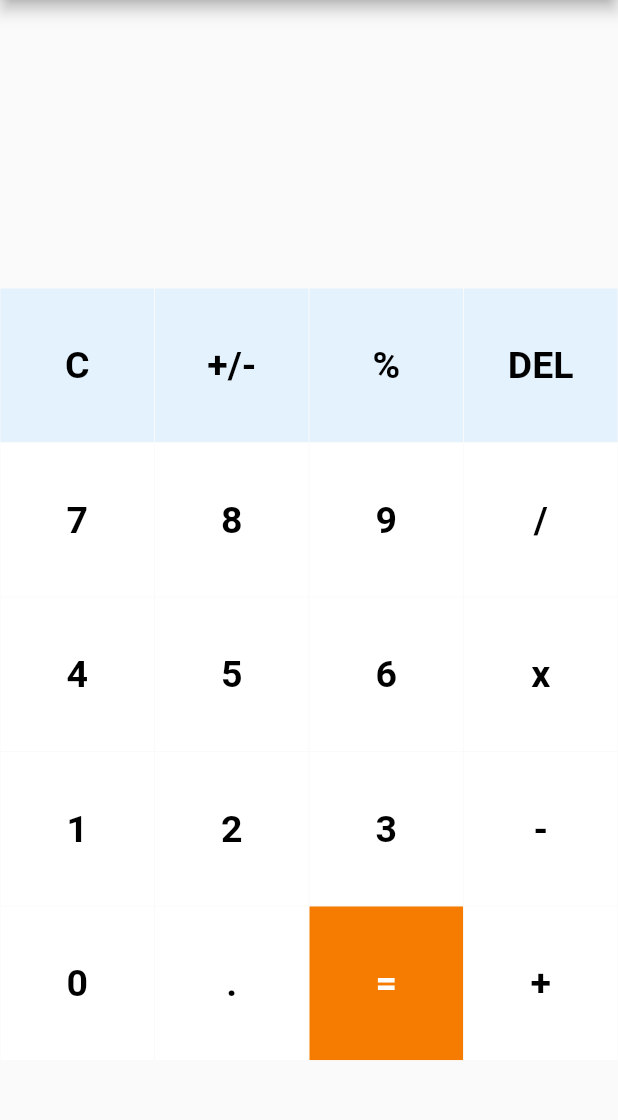
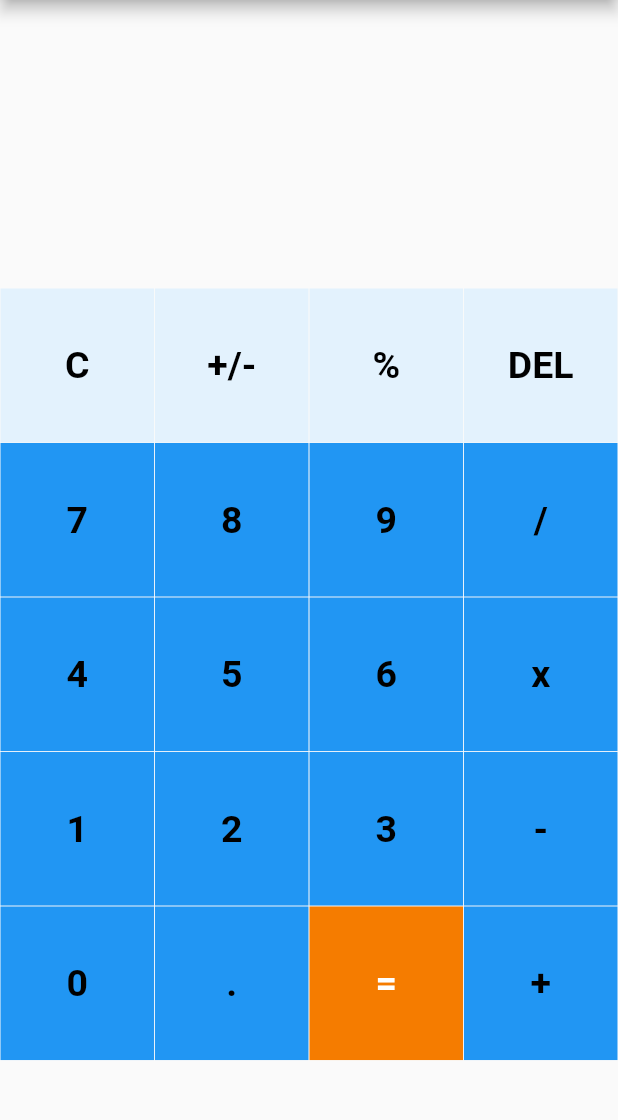
Before and after one commit to s-stasi/calcolatrice-flutter, a Flutter app: the screen it shows after launch, on a phone screen of 412 x 824 dp, the part 84-1204 px from its top. Run offline on Flutter 3.47's test engine with Material 2 defaults, Android fonts, the phone set to English and light mode, and no system bars; our stand-ins replace shared_preferences; missing offline and left inert: charcode.

Commit message:
Added stole comments

```diff
--- a/lib/MyApp.dart
+++ b/lib/MyApp.dart
@@ -8,13 +8,12 @@ import 'TerzaPag.dart';
 import 'QuartaPag.dart';
 import 'SideDrawer.dart';
 import 'MyHomePage.dart';
-
+import 'PrimoLossodromia.dart';
 
 var modalita;
 
 class MyApp extends StatefulWidget {
   @override
-
   _MAState createState() => _MAState();
 }
 
@@ -22,7 +21,6 @@ class _MAState extends State<MyApp> {
   @override
   Widget build(BuildContext context) {
     return Consumer<ThemeNotifier>(
-
         builder: (context, theme, child) => MaterialApp(
               title: 'NAVTOOL',
               theme: theme.getTheme(),
@@ -32,6 +30,7 @@ class _MAState extends State<MyApp> {
                 '/SecPag': (context) => SecondoProblema(),
                 '/TerPag': (context) => TerzoProblema(),
                 '/QuaPag': (context) => QuartoProblema(),
+                '/priLos': (context) => PrimoLossodromia(),
                 '/ImpPag': (context) => Impostazioni(),
               },
             ));
@@ -52,7 +51,10 @@ class ImpostazioniState extends State<Impostazioni> {
       builder: (context, theme, child) => Scaffold(
           drawer: SideDrawer(),
           appBar: AppBar(
-            title: Text('IMPOSTAZIONI',style: TextStyle(color: Colors.black),),
+            title: Text(
+              'IMPOSTAZIONI',
+              style: TextStyle(color: Colors.black),
+            ),
             flexibleSpace: Container(
               decoration: BoxDecoration(
                   gradient: LinearGradient(colors: [
@@ -74,9 +76,7 @@ class ImpostazioniState extends State<Impostazioni> {
                         style: TextStyle(
                             fontSize: 30,
                             backgroundColor: Colors.grey,
-                    color: Colors.black )
-                    )
-                    ),
+                            color: Colors.black))),
                 TextButton(
                     onPressed: () => {
                           print('set dark theme'),
@@ -86,9 +86,7 @@ class ImpostazioniState extends State<Impostazioni> {
                         style: TextStyle(
                             fontSize: 30,
                             backgroundColor: Colors.grey,
-                    color: Colors.black )
-                    )
-                    ),
+                            color: Colors.black))),
               ],
             ),
           )),
--- a/lib/MyHomePage.dart
+++ b/lib/MyHomePage.dart
@@ -3,11 +3,17 @@ import 'package:flutter/foundation.dart';
 import 'package:flutter/material.dart';
 import 'SideDrawer.dart';
 
+class MyHomePage extends StatefulWidget {
+  @override
+  _MyHomePageState createState() => _MyHomePageState();
+}
 
-class MyHomePage extends StatelessWidget {
+class _MyHomePageState extends State<MyHomePage> {
   @override
   var userInput = '';
+
   var answer = '';
+
   final List<String> buttons = [
     'C',
     '+/-',
@@ -29,9 +35,7 @@ class MyHomePage extends StatelessWidget {
     '.',
     '=',
     '+',
-  ];// Array of button
-
-
+  ];
   Widget build(BuildContext context) {
     return Scaffold(
         drawer: SideDrawer(),
@@ -39,28 +43,29 @@ class MyHomePage extends StatelessWidget {
           title: Text('NAVIGATION TOOL'),
           flexibleSpace: Container(
             decoration: BoxDecoration(
-            gradient: LinearGradient(
-              colors: [
+                gradient: LinearGradient(colors: [
               Colors.blue.shade900,
               Colors.blue.shade100,
-              ]
-            )
+            ])),
           ),
         ),
-      ),
-      body:
-       Column(children: [
-         Expanded(child: Container(child: Column(
+        body: Column(
+          children: [
+            Expanded(
+                child: Container(
+                    child: Column(
                         mainAxisAlignment: MainAxisAlignment.spaceEvenly,
                         children: <Widget>[
-               Container( padding: EdgeInsets.all(20),
+                  Container(
+                    padding: EdgeInsets.all(20),
                     alignment: Alignment.centerRight,
                     child: Text(
                       userInput,
                       style: TextStyle(fontSize: 18, color: Colors.white),
                     ),
                   ),
-                      Container(padding: EdgeInsets.all(15),
+                  Container(
+                    padding: EdgeInsets.all(15),
                     alignment: Alignment.centerRight,
                     child: Text(
                       answer,
@@ -70,13 +75,12 @@ class MyHomePage extends StatelessWidget {
                           fontWeight: FontWeight.bold),
                     ),
                   )
-            ]
-           )
-          )
-         ),
-         Expanded(flex: 3,
+                ]))),
+            Expanded(
+              flex: 3,
               child: Container(
-           child:GridView.builder(itemCount: buttons.length,
+                  child: GridView.builder(
+                      itemCount: buttons.length,
                       gridDelegate: SliverGridDelegateWithFixedCrossAxisCount(
                           crossAxisCount: 4),
                       itemBuilder: (BuildContext context, int index) {
@@ -121,8 +125,8 @@ class MyHomePage extends StatelessWidget {
                           return MyButton(
                             buttontapped: () {
                               setState(() {
-                            userInput =
-                                userInput.substring(0, userInput.length - 1);
+                                userInput = userInput.substring(
+                                    0, userInput.length - 1);
                               });
                             },
                             buttonText: buttons[index],
@@ -135,7 +139,7 @@ class MyHomePage extends StatelessWidget {
                           return MyButton(
                             buttontapped: () {
                               setState(() {
-                            equalPressed();
+                                //equalPressed();
                               });
                             },
                             buttonText: buttons[index],
@@ -153,27 +157,24 @@ class MyHomePage extends StatelessWidget {
                               });
                             },
                             buttonText: buttons[index],
-                        color: isOperator(buttons[index])
+                            color: Colors.blue,
+                            /* isOperator(buttons[index])
                                 ? Colors.blueAccent
-                            : Colors.white,
-                        textColor: isOperator(buttons[index])
+                                : Colors.white, */
+                            textColor: Colors
+                                .black, /* isOperator(buttons[index])
                                 ? Colors.white
-                            : Colors.black,
+                                : Colors.black, */
                           );
                         }
-                  })
-
-         ),
-
+                      })),
             )
           ],
-       )
-
-    );
+        ));
   }
 }
+
 class MyButton extends StatelessWidget {
-
   // declaring variables
   final color;
   final textColor;
@@ -181,7 +182,11 @@ class MyButton extends StatelessWidget {
   final buttontapped;
 
   //Constructor
-  MyButton({this.color, this.textColor, this.buttonText, this.buttontapped});
+  MyButton(
+      {this.color,
+      this.textColor,
+      this.buttonText = 'Default button',
+      this.buttontapped});
 
   @override
   Widget build(BuildContext context) {
```
Also changed, not shown: lib/PrimoLossodromia.dart (added, +18 -0 lines), lib/SideDrawer.dart (+13 -0 lines), lib/problemiDelVento/problems.dart (+65 -0 lines). Lines whose indentation alone changed are shown as unchanged.
